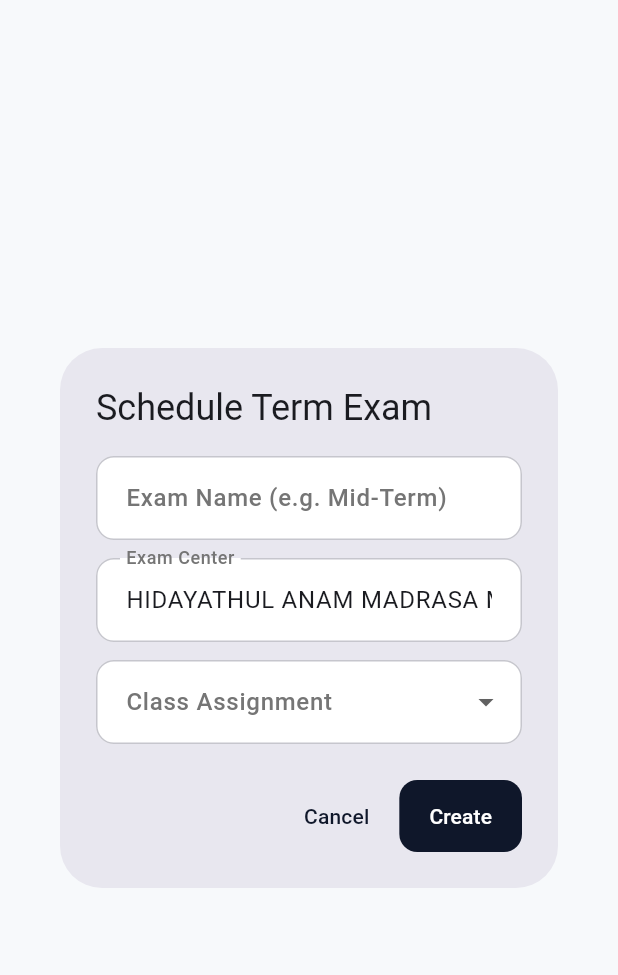
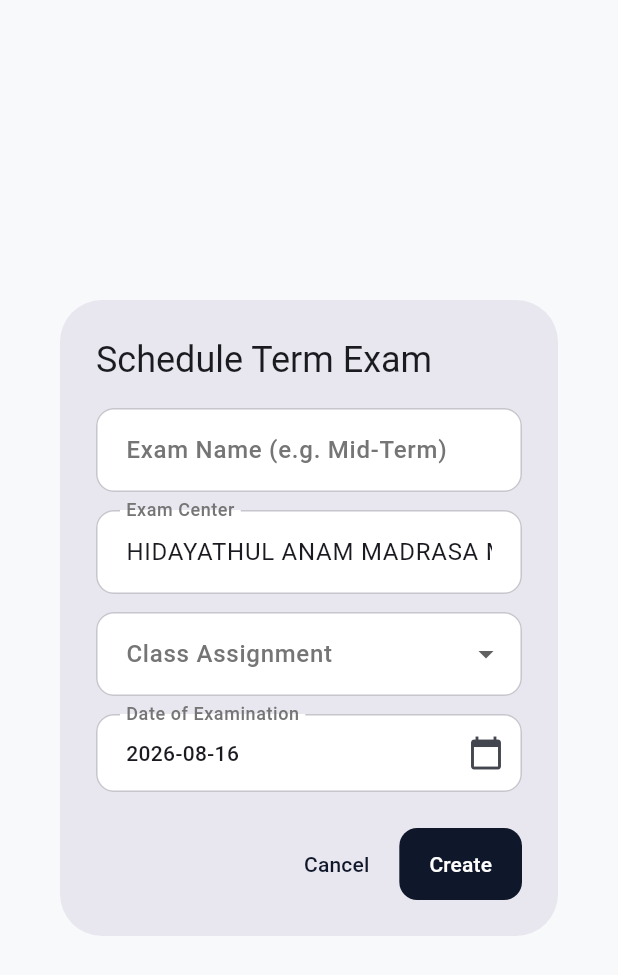
Before and after one commit to muhsin-ahamed/hidayathul-anam-madrasa-magnet-systems, a Flutter app: the _ExamFormDialog widget shown alone on an empty page, opened directly with empty values, after a tap on "Create", on a phone screen of 412 x 824 dp. Shown: the top 975 px of the screen. Run offline on Flutter 3.47's test engine with Material 3 defaults, Android fonts, the phone set to English and light mode, and no system bars; our stand-ins replace dio, file_picker, flutter_secure_storage, go_router, image_picker, shared_preferences; missing offline and left inert: crop_your_image, excel; accounts and stored records are empty.

Commit message:
Add Date of Examination feature to Super Admin Exam section

```diff
--- a/lib/screens/super_admin/super_admin_academic_page.dart
+++ b/lib/screens/super_admin/super_admin_academic_page.dart
@@ -395,7 +395,8 @@ class _SuperAdminAcademicPageState extends State<SuperAdminAcademicPage>
                                 'Class Assignment: ${exam.className ?? "N/A"}',
                               ),
                               Text(
-                                'Start Date: ${exam.startDate?.toLocal().toString().substring(0, 10) ?? "TBA"}',
+                                'Date of Examination: ${exam.startDate?.toLocal().toString().substring(0, 10) ?? "TBA"}',
+                                style: const TextStyle(fontWeight: FontWeight.w600),
                               ),
                               const Divider(),
                               Wrap(
@@ -668,7 +669,20 @@ class _ExamFormDialogState extends State<_ExamFormDialog> {
   );
 
   String? _classId;
+  DateTime _startDate = DateTime.now().add(const Duration(days: 7));
   bool _isLoading = false;
+
+  Future<void> _selectStartDate() async {
+    final picked = await showDatePicker(
+      context: context,
+      initialDate: _startDate,
+      firstDate: DateTime(2020),
+      lastDate: DateTime(2035),
+    );
+    if (picked != null) {
+      setState(() => _startDate = picked);
+    }
+  }
 
   @override
   Widget build(BuildContext context) {
@@ -700,6 +714,20 @@ class _ExamFormDialogState extends State<_ExamFormDialog> {
               ],
               onChanged: (val) => setState(() => _classId = val),
             ),
+            const SizedBox(height: 12),
+            InkWell(
+              onTap: _selectStartDate,
+              child: InputDecorator(
+                decoration: const InputDecoration(
+                  labelText: 'Date of Examination',
+                  suffixIcon: Icon(Icons.calendar_today),
+                ),
+                child: Text(
+                  '${_startDate.year}-${_startDate.month.toString().padLeft(2, '0')}-${_startDate.day.toString().padLeft(2, '0')}',
+                  style: const TextStyle(fontWeight: FontWeight.w500),
+                ),
+              ),
+            ),
           ],
         ),
       ),
@@ -728,7 +756,7 @@ class _ExamFormDialogState extends State<_ExamFormDialog> {
                             examName: _nameController.text.trim(),
                             classId: cls.id,
                             examCenter: _centerController.text.trim(),
-                            startDate: DateTime.now().add(const Duration(days: 7)),
+                            startDate: _startDate,
                             createdAt: DateTime.now(),
                             updatedAt: DateTime.now(),
                           ),
@@ -740,7 +768,7 @@ class _ExamFormDialogState extends State<_ExamFormDialog> {
                         examName: _nameController.text.trim(),
                         classId: _classId!,
                         examCenter: _centerController.text.trim(),
-                        startDate: DateTime.now().add(const Duration(days: 7)),
+                        startDate: _startDate,
                         createdAt: DateTime.now(),
                         updatedAt: DateTime.now(),
                       );
```
